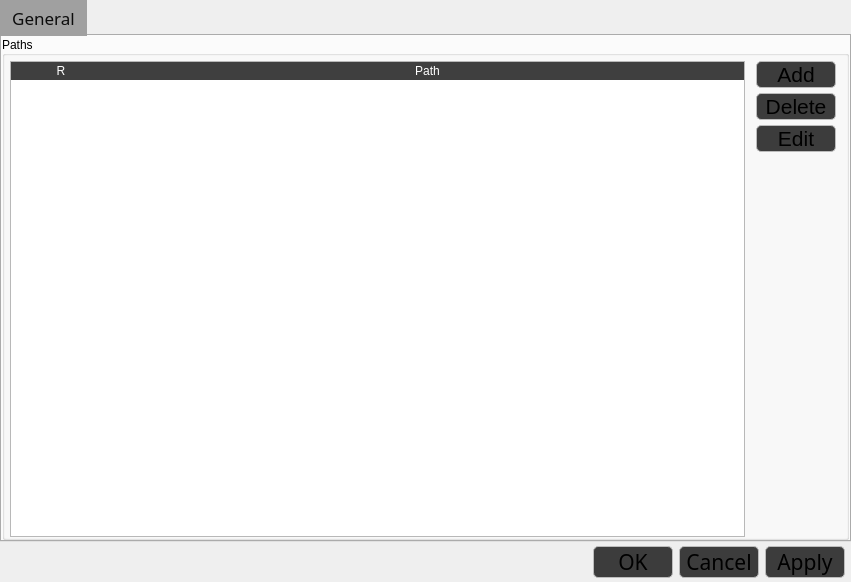
Qt form RE_NUE/resources/d_ui/settings.ui (BadJuJa/Python) before a commit.
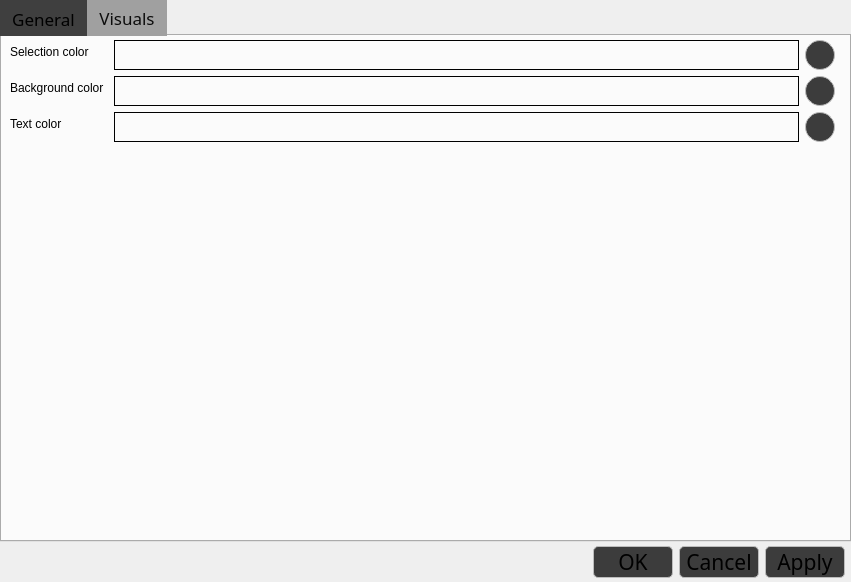
The same form after that commit. The open tabs and pages were chosen to show the change. Icons and pictures are not drawn. Custom widgets are drawn as their Qt base class.

```diff
--- a/RE_NUE/resources/d_ui/settings.ui
+++ b/RE_NUE/resources/d_ui/settings.ui
@@ -389,6 +389,239 @@
        </item>
       </layout>
      </widget>
+     <widget class="QWidget" name="tab_visual">
+      <property name="styleSheet">
+       <string notr="true">QPushButton {
+background-color: rgb(60, 60, 60);
+border-radius: 5%;
+border: 1px solid rgb(188, 188, 188);
+font-size: 16pt;
+}
+
+QPushButton:hover{
+background-color: rgb(188, 188, 188);
+color: rgb(0, 0, 0);
+}</string>
+      </property>
+      <attribute name="title">
+       <string>Visuals</string>
+      </attribute>
+      <layout class="QFormLayout" name="tab_visuals_layout">
+       <property name="leftMargin">
+        <number>8</number>
+       </property>
+       <property name="topMargin">
+        <number>4</number>
+       </property>
+       <property name="rightMargin">
+        <number>4</number>
+       </property>
+       <property name="bottomMargin">
+        <number>4</number>
+       </property>
+       <item row="0" column="0">
+        <widget class="QLabel" name="label_selection_color">
+         <property name="text">
+          <string>Selection color</string>
+         </property>
+        </widget>
+       </item>
+       <item row="0" column="1">
+        <widget class="QWidget" name="widget_selection_color" native="true">
+         <layout class="QGridLayout" name="widget_background_color_layout">
+          <property name="leftMargin">
+           <number>4</number>
+          </property>
+          <property name="topMargin">
+           <number>0</number>
+          </property>
+          <property name="rightMargin">
+           <number>10</number>
+          </property>
+          <property name="bottomMargin">
+           <number>0</number>
+          </property>
+          <item row="0" column="0">
+           <widget class="ClickableLabel" name="color_label_selection_color">
+            <property name="frameShape">
+             <enum>QFrame::Box</enum>
+            </property>
+            <property name="text">
+             <string/>
+            </property>
+           </widget>
+          </item>
+          <item row="0" column="1">
+           <widget class="QPushButton" name="button_default_selection_color">
+            <property name="minimumSize">
+             <size>
+              <width>30</width>
+              <height>30</height>
+             </size>
+            </property>
+            <property name="maximumSize">
+             <size>
+              <width>30</width>
+              <height>30</height>
+             </size>
+            </property>
+            <property name="styleSheet">
+             <string notr="true">border-radius: 15%;</string>
+            </property>
+            <property name="text">
+             <string/>
+            </property>
+            <property name="icon">
+             <iconset resource="../resources.qrc">
+              <normaloff>:/icons/assets/renewable-energies.png</normaloff>:/icons/assets/renewable-energies.png</iconset>
+            </property>
+            <property name="iconSize">
+             <size>
+              <width>25</width>
+              <height>25</height>
+             </size>
+            </property>
+           </widget>
+          </item>
+         </layout>
+        </widget>
+       </item>
+       <item row="1" column="0">
+        <widget class="QLabel" name="label_background_color">
+         <property name="text">
+          <string>Background color</string>
+         </property>
+        </widget>
+       </item>
+       <item row="1" column="1">
+        <widget class="QWidget" name="widget_background_color" native="true">
+         <layout class="QGridLayout" name="widget_background_color_ayout">
+          <property name="leftMargin">
+           <number>4</number>
+          </property>
+          <property name="topMargin">
+           <number>0</number>
+          </property>
+          <property name="rightMargin">
+           <number>10</number>
+          </property>
+          <property name="bottomMargin">
+           <number>0</number>
+          </property>
+          <item row="0" column="0">
+           <widget class="ClickableLabel" name="color_label_background_color">
+            <property name="frameShape">
+             <enum>QFrame::Box</enum>
+            </property>
+            <property name="text">
+             <string/>
+            </property>
+           </widget>
+          </item>
+          <item row="0" column="1">
+           <widget class="QPushButton" name="button_default_background_color">
+            <property name="minimumSize">
+             <size>
+              <width>30</width>
+              <height>30</height>
+             </size>
+            </property>
+            <property name="maximumSize">
+             <size>
+              <width>30</width>
+              <height>30</height>
+             </size>
+            </property>
+            <property name="styleSheet">
+             <string notr="true">border-radius: 15%;</string>
+            </property>
+            <property name="text">
+             <string/>
+            </property>
+            <property name="icon">
+             <iconset resource="../resources.qrc">
+              <normaloff>:/icons/assets/renewable-energies.png</normaloff>:/icons/assets/renewable-energies.png</iconset>
+            </property>
+            <property name="iconSize">
+             <size>
+              <width>25</width>
+              <height>25</height>
+             </size>
+            </property>
+           </widget>
+          </item>
+         </layout>
+        </widget>
+       </item>
+       <item row="2" column="0">
+        <widget class="QLabel" name="label_text_color">
+         <property name="text">
+          <string>Text color</string>
+         </property>
+        </widget>
+       </item>
+       <item row="2" column="1">
+        <widget class="QWidget" name="widget_text_color" native="true">
+         <layout class="QGridLayout" name="widget_text_color_layout">
+          <property name="leftMargin">
+           <number>4</number>
+          </property>
+          <property name="topMargin">
+           <number>0</number>
+          </property>
+          <property name="rightMargin">
+           <number>10</number>
+          </property>
+          <property name="bottomMargin">
+           <number>0</number>
+          </property>
+          <item row="0" column="0">
+           <widget class="ClickableLabel" name="color_label_text_color">
+            <property name="frameShape">
+             <enum>QFrame::Box</enum>
+            </property>
+            <property name="text">
+             <string/>
+            </property>
+           </widget>
+          </item>
+          <item row="0" column="1">
+           <widget class="QPushButton" name="button_default_text_color">
+            <property name="minimumSize">
+             <size>
+              <width>30</width>
+              <height>30</height>
+             </size>
+            </property>
+            <property name="maximumSize">
+             <size>
+              <width>30</width>
+              <height>30</height>
+             </size>
+            </property>
+            <property name="styleSheet">
+             <string notr="true">border-radius: 15%;</string>
+            </property>
+            <property name="text">
+             <string/>
+            </property>
+            <property name="icon">
+             <iconset resource="../resources.qrc">
+              <normaloff>:/icons/assets/renewable-energies.png</normaloff>:/icons/assets/renewable-energies.png</iconset>
+            </property>
+            <property name="iconSize">
+             <size>
+              <width>25</width>
+              <height>25</height>
+             </size>
+            </property>
+           </widget>
+          </item>
+         </layout>
+        </widget>
+       </item>
+      </layout>
+     </widget>
     </widget>
    </item>
    <item row="2" column="0">
@@ -590,6 +823,15 @@
    </item>
   </layout>
  </widget>
- <resources/>
+ <customwidgets>
+  <customwidget>
+   <class>ClickableLabel</class>
+   <extends>QLabel</extends>
+   <header>clickable_label.h</header>
+  </customwidget>
+ </customwidgets>
+ <resources>
+  <include location="../resources.qrc"/>
+ </resources>
  <connections/>
 </ui>
```
Left out of the diff: 38 changed lines with no effect on the pictures.
